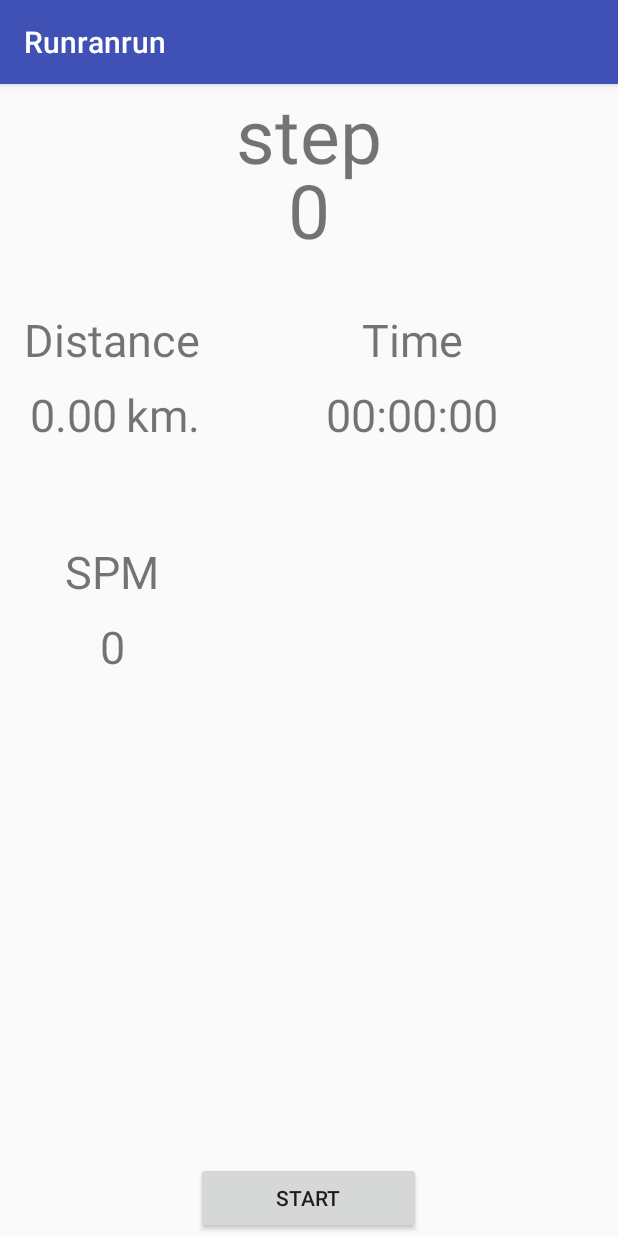
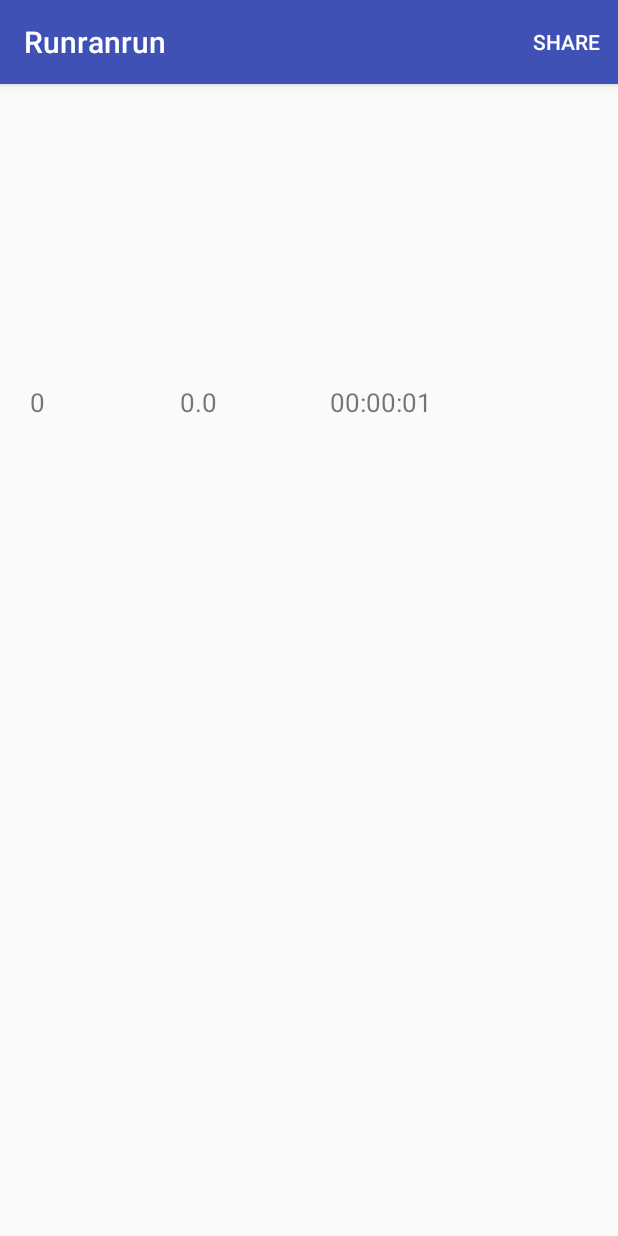
Before and after one commit to bosstanayot/final_project_android, an Android app: the RunActivity screen opened directly, with no data from a screen before it, after a tap on "CANCEL", on a phone screen of 412 x 824 dp. Run offline under Robolectric (Android 15) with nearby library versions, the phone set to English and light mode, and no system bars; 1 other tap on this screen came first.

Commit message:
Conclude and share

```diff
--- /dev/null
+++ b/Runranrun/app/src/main/java/kmitl/project/bosstanayot/runranrun/ConcludeActivity.java
@@ -0,0 +1,106 @@
+package kmitl.project.bosstanayot.runranrun;
+
+import android.content.ClipData;
+import android.content.Intent;
+import android.graphics.Bitmap;
+import android.graphics.Canvas;
+import android.net.Uri;
+import android.support.v4.content.FileProvider;
+import android.support.v7.app.AppCompatActivity;
+import android.os.Bundle;
+import android.support.v7.view.menu.MenuView;
+import android.view.Menu;
+import android.view.MenuItem;
+import android.view.View;
+import android.widget.Button;
+import android.widget.ImageView;
+import android.widget.TextView;
+import android.widget.Toast;
+
+import java.io.File;
+import java.io.FileOutputStream;
+import java.io.IOException;
+
+public class ConcludeActivity extends AppCompatActivity {
+    TextView allsteps;
+    TextView alldistance;
+    TextView alltime;
+    int count_step;
+    float distance;
+    String time;
+    @Override
+    protected void onCreate(Bundle savedInstanceState) {
+        super.onCreate(savedInstanceState);
+        setContentView(R.layout.activity_conclude);
+        Bundle bundle = getIntent().getExtras();
+        allsteps = findViewById(R.id.allsteps);
+        alldistance = findViewById(R.id.alldistance);
+        alltime = findViewById(R.id.alltime);
+        if (bundle != null) {
+            count_step = bundle.getInt("count_step");
+             distance = bundle.getFloat("distance");
+             time = bundle.getString("time");
+        }
+
+        allsteps.setText(String.valueOf(count_step));
+        alldistance.setText(String.valueOf(distance));
+        alltime.setText(String.valueOf(time));
+    }
+
+    @Override
+    public boolean onCreateOptionsMenu(Menu menu) {
+        // Inflate the menu; this adds items to the action bar if it is present.
+        getMenuInflater().inflate(R.menu.menu_share, menu);
+        return true;
+    }
+
+    @Override
+    public boolean onOptionsItemSelected(MenuItem item) {
+        // Handle action bar item clicks here. The action bar will
+        // automatically handle clicks on the Home/Up button, so long
+        // as you specify a parent activity in AndroidManifest.xml.
+        int id = item.getItemId();
+        return super.onOptionsItemSelected(item);
+    }
+    public void onShare(MenuItem menuItem) {
+        ImageView imageView;
+        imageView = (ImageView) findViewById(R.id.shareView);
+        Bitmap b = Screenshot.takescreenshotOfRottView(imageView);
+        saveBitmap(b);
+        File imagePath = new File(this.getCacheDir(), "images");
+        File newFile = new File(imagePath, "image.png");
+        Uri contentUri = FileProvider.getUriForFile(this, "kmitl.project.bosstanayot.runranrun.fileprovider", newFile);
+        if (contentUri != null) {
+            Intent shareIntent = new Intent();
+            shareIntent.setAction(Intent.ACTION_SEND);
+            shareIntent.addFlags(Intent.FLAG_GRANT_READ_URI_PERMISSION); // temp permission for receiving app to read this file
+            shareIntent.setDataAndType(contentUri, getContentResolver().getType(contentUri));
+            shareIntent.putExtra(Intent.EXTRA_STREAM, contentUri);
+            startActivity(Intent.createChooser(shareIntent, "Choose an app"));
+
+        }
+    }
+
+    private Bitmap createBitmapFromView(View view) {
+        Bitmap bitmap = Bitmap.createBitmap(view.getWidth(), view.getHeight(), Bitmap.Config.ARGB_8888);
+        Canvas c = new Canvas(bitmap);
+        view.layout(view.getLeft(), view.getTop(), view.getRight(), view.getBottom());
+        view.draw(c);
+        return bitmap;
+    }
+
+    private void saveBitmap(Bitmap bitmap) {
+        // save bitmap to cache directory
+        try {
+            File cachePath = new File(this.getCacheDir(), "images");
+            cachePath.mkdirs(); // don't forget to make the directory
+            FileOutputStream stream = new FileOutputStream(cachePath + "/image.png"); // overwrites this image every time
+            bitmap.compress(Bitmap.CompressFormat.PNG, 100, stream);
+            stream.close();
+
+        } catch (IOException e) {
+            e.printStackTrace();
+        }
+    }
+
+}
--- a/Runranrun/app/src/main/java/kmitl/project/bosstanayot/runranrun/RunActivity.java
+++ b/Runranrun/app/src/main/java/kmitl/project/bosstanayot/runranrun/RunActivity.java
@@ -1,6 +1,7 @@
 package kmitl.project.bosstanayot.runranrun;
 
 import android.content.Context;
+import android.content.Intent;
 import android.hardware.Sensor;
 import android.hardware.SensorEvent;
 import android.hardware.SensorEventListener;
@@ -24,8 +25,11 @@ public class RunActivity extends AppCompatActivity implements SensorEventListene
     int count_step;
     Button start;
     Button cancel;
+    String time;
     TextView timenum;
+    TextView speedtext;
     int first_step;
+    float first_distance;
     Handler handler = null;
     int seconds = 0;
 
@@ -38,13 +42,15 @@ public class RunActivity extends AppCompatActivity implements SensorEventListene
         mSensor = mSensorManager.getDefaultSensor(Sensor.TYPE_STEP_DETECTOR);
         mSensorManager.registerListener(this,mSensor,SensorManager.SENSOR_DELAY_UI);
         count_step = 0;
+        first_distance = 0;
         first_step = 0;
         step_num = findViewById(R.id.stepnum);
         dis_num = findViewById(R.id.disnum);
         start = (Button) findViewById(R.id.pausebutton);
         cancel = findViewById(R.id.cancel);
         timenum = findViewById(R.id.timenum);
-        kmperhour = findViewById(R.id.kmperhour);
+        kmperhour = findViewById(R.id.steppermin);
+        speedtext = findViewById(R.id.speed);
         handler = new Handler();
         runTimer();
 
@@ -58,10 +64,14 @@ public class RunActivity extends AppCompatActivity implements SensorEventListene
                 int minutes = (seconds%3600)/60;
                 int secs = seconds%60;
                 if(running){
-                    int spm = (count_step-first_step)*(60-secs);
+                    int spm = (count_step-first_step)*(60-secs); // Not straight
+                    float speed = (getDistanceRun(count_step)-first_distance)*3600; //Not straight
+                    String kmph = String.format("%.2f",speed);
+                    speedtext.setText(String.valueOf(kmph));
                     kmperhour.setText(String.valueOf(spm));
+                    first_distance = getDistanceRun(count_step);
                     first_step = count_step;
-                    String time = String.format("%02d:%02d:%02d",hours,minutes,secs);
+                    time = String.format("%02d:%02d:%02d",hours,minutes,secs);
                     timenum.setText(String.valueOf(time));
                     seconds++;
                 }
@@ -132,11 +142,18 @@ public class RunActivity extends AppCompatActivity implements SensorEventListene
         running = false;
         start.setText("Start");
         cancel.setVisibility(View.GONE);
-        count_step = 0;
-        step_num.setText("0");
-        dis_num.setText("0.00");
-        seconds = 0;
-        timenum.setText(String.valueOf("00:00:00"));
-        Toast.makeText(RunActivity.this,String.valueOf(running),Toast.LENGTH_SHORT).show();
+        Intent intent = new Intent(this, ConcludeActivity.class);
+        intent.putExtra("count_step", count_step);//int
+        intent.putExtra("distance", getDistanceRun(count_step));//float
+        intent.putExtra("time", time);//String
+        startActivity(intent);
+        finish();
+        //count_step = 0;
+        //step_num.setText("0");
+        //dis_num.setText("0.00");
+        //seconds = 0;
+        //timenum.setText(String.valueOf("00:00:00"));
+        //Toast.makeText(RunActivity.this,String.valueOf(running),Toast.LENGTH_SHORT).show();
+
     }
 }
--- /dev/null
+++ b/Runranrun/app/src/main/res/layout/activity_conclude.xml
@@ -0,0 +1,42 @@
+<?xml version="1.0" encoding="utf-8"?>
+<RelativeLayout xmlns:android="http://schemas.android.com/apk/res/android"
+    xmlns:app="http://schemas.android.com/apk/res-auto"
+    xmlns:tools="http://schemas.android.com/tools"
+    android:layout_width="match_parent"
+    android:layout_height="match_parent"
+    tools:context="kmitl.project.bosstanayot.runranrun.ConcludeActivity">
+    <TextView
+        android:id="@+id/allsteps"
+        android:layout_width="100dp"
+        android:layout_height="50dp"
+        android:text="000000"
+        android:textSize="17dp"
+        android:layout_marginTop="200dp"
+        android:layout_marginLeft="20dp"/>
+    <TextView
+        android:id="@+id/alldistance"
+        android:layout_width="100dp"
+        android:layout_height="50dp"
+        android:layout_toRightOf="@id/allsteps"
+        android:text="000000"
+        android:textSize="17dp"
+        android:layout_marginTop="200dp"
+        />
+    <TextView
+        android:id="@+id/alltime"
+        android:layout_width="100dp"
+        android:layout_height="50dp"
+        android:layout_toRightOf="@id/alldistance"
+        android:text="000000"
+        android:textSize="17dp"
+        android:layout_marginTop="200dp"
+        />
+    <ImageView
+        android:id="@+id/shareView"
+        android:layout_width="match_parent"
+        android:layout_height="match_parent"
+
+        app:layout_constraintHorizontal_bias="0.0"
+        app:layout_constraintVertical_bias="0.0" />
+
+</RelativeLayout>
--- /dev/null
+++ b/Runranrun/app/src/main/res/menu/menu_share.xml
@@ -0,0 +1,12 @@
+<menu xmlns:android="http://schemas.android.com/apk/res/android"
+    xmlns:app="http://schemas.android.com/apk/res-auto"
+    xmlns:tools="http://schemas.android.com/tools"
+    tools:context="kmitl.project.bosstanayot.runranrun.ConcludeActivity">
+    <item
+
+        android:onClick="onShare"
+        android:orderInCategory="100"
+        android:title="Share"
+        app:showAsAction="ifRoom|withText"
+        />
+</menu>
--- /dev/null
+++ b/Runranrun/app/src/main/res/xml/filepaths.xml
@@ -0,0 +1,4 @@
+<?xml version="1.0" encoding="utf-8"?>
+<PreferenceScreen xmlns:android="http://schemas.android.com/apk/res/android">
+    <cache-path name="shared_images" path="images/"/>
+</PreferenceScreen>
```
Also changed, not shown: Runranrun/app/src/main/AndroidManifest.xml (+16 -4 lines), Runranrun/app/src/main/java/kmitl/project/bosstanayot/runranrun/Screenshot.java (added, +24 -0 lines), Runranrun/app/src/main/res/layout/activity_run.xml (+44 -2 lines).
